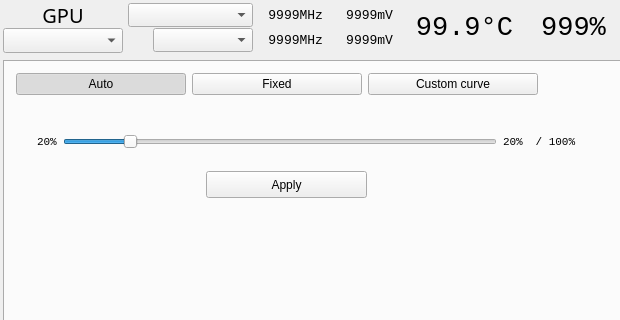
marazmista/radeon-profile, file radeon-profile/radeon_profile.ui: the form before one commit; both pictures show x 0 to 620 and y 0 to 320 of the 832 by 484 pixel window.
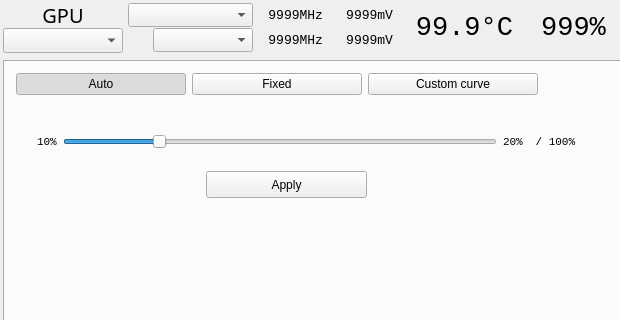
The form after the commit. The open tabs and pages were chosen to show the change. Icons and pictures are not drawn. Custom widgets are drawn as their Qt base class.

Diff of the .ui file:
```diff
--- a/radeon-profile/radeon_profile.ui
+++ b/radeon-profile/radeon_profile.ui
@@ -1446,14 +1446,14 @@
                 </font>
                </property>
                <property name="text">
-                <string>20%</string>
+                <string>10%</string>
                </property>
               </widget>
              </item>
              <item>
               <widget class="QSlider" name="fanSpeedSlider">
                <property name="minimum">
-                <number>51</number>
+                <number>33</number>
                </property>
                <property name="maximum">
                 <number>255</number>
```
Left out of the diff: 4 changed lines with no effect on the pictures.
